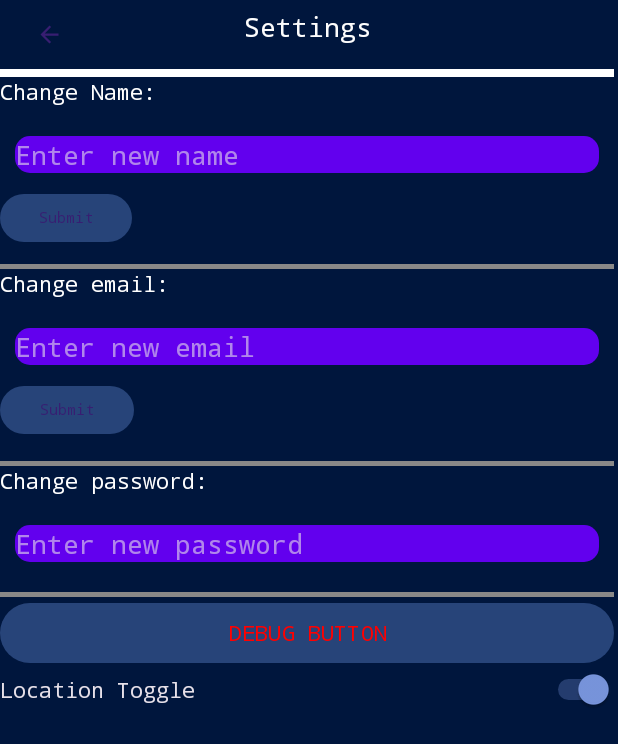
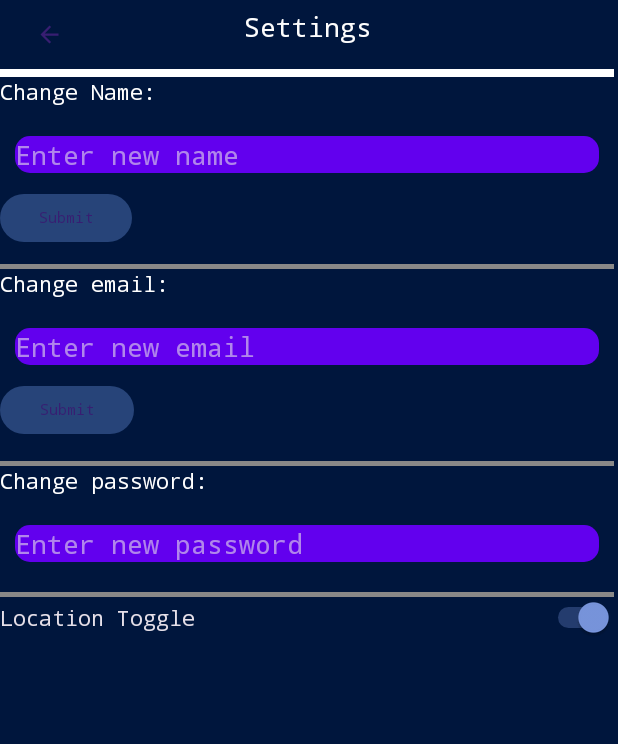
Before and after one commit to nicholasrmccracken/dissonance-music-reviews, an Android app: the ProfileEditScreen screen opened directly, with no data from a screen before it, on a phone screen of 412 x 824 dp. Shown: the top 744 px of the screen. Run offline under Robolectric (Android 15) with nearby library versions, the phone set to English and light mode, and no system bars; our stand-ins replace Firebase (no records; nobody signed in at launch, a user with empty details on screens opened directly).

Commit message:
UI changes

```diff
--- a/app/src/main/java/com/dissonance/app/screens/ProfileEditScreen.kt
+++ b/app/src/main/java/com/dissonance/app/screens/ProfileEditScreen.kt
@@ -45,18 +45,11 @@ class ProfileEditScreen : AppCompatActivity() {
         val isLocationEnabled = sharedPreferences.getBoolean("SHOW_LOCATION", true) // Get SHOW_LOCATION from shared pref, true is incase it doesnt exist
         toggleLocationSwitch.isChecked = isLocationEnabled
 
-        // TODO Remove later as this is for debug for discogs
-        discogsDebugButton = findViewById(R.id.deugButton)
 
         backButton.setOnClickListener {
             val intent = Intent(this, ProfileScreen::class.java)
             startActivity(intent)
             finish()
-        }
-
-        discogsDebugButton.setOnClickListener {
-            val intent = Intent(this, discogsTest::class.java)
-            startActivity(intent)
         }
 
         // Username update logic
--- a/app/src/main/res/layout/activity_profile_editor.xml
+++ b/app/src/main/res/layout/activity_profile_editor.xml
@@ -154,13 +154,6 @@
             android:layout_height="3dp"
             android:background="#898888" />
 
-        <Button
-            android:id="@+id/deugButton"
-            android:layout_width="match_parent"
-            android:layout_height="wrap_content"
-            android:text="DEBUG BUTTON"
-            android:textColor="#FF0101" />
-
         <Switch
             android:id="@+id/locationSwitch"
             android:layout_width="match_parent"
```
